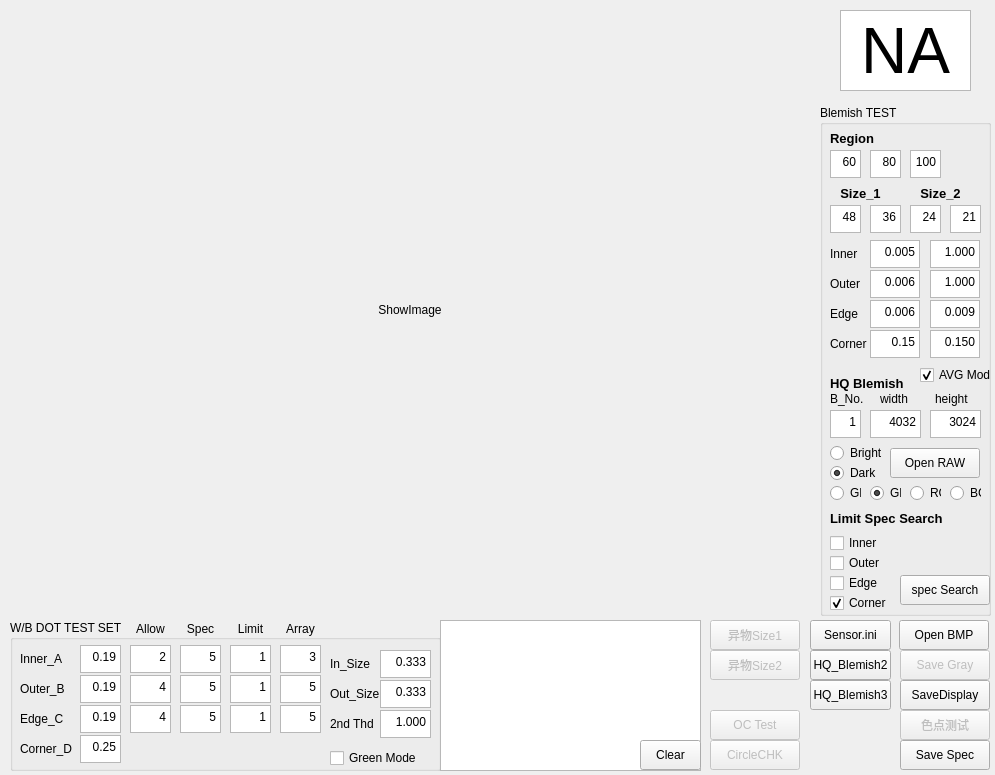
This is BlemishV04/BlemishV04.ui in ybb0001/BlemishV04 as Qt 5 draws it before an edit. The edited form follows.
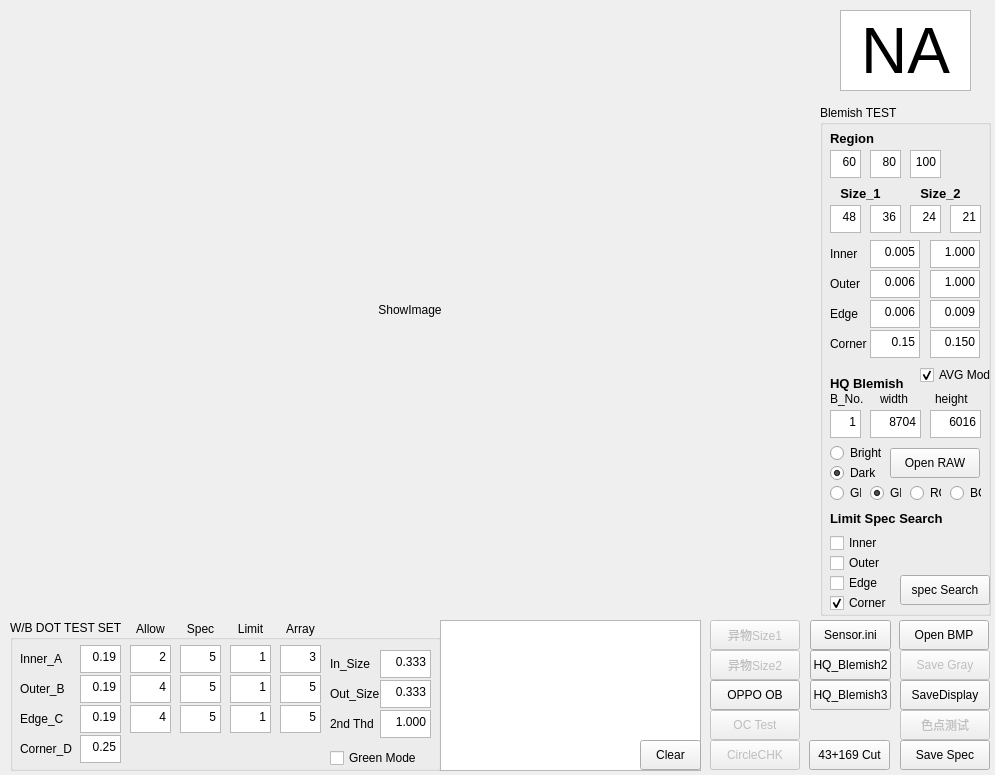
This is the edited form.

```diff
--- a/BlemishV04/BlemishV04.ui
+++ b/BlemishV04/BlemishV04.ui
@@ -1046,7 +1046,7 @@
 &lt;html&gt;&lt;head&gt;&lt;meta name=&quot;qrichtext&quot; content=&quot;1&quot; /&gt;&lt;style type=&quot;text/css&quot;&gt;
 p, li { white-space: pre-wrap; }
 &lt;/style&gt;&lt;/head&gt;&lt;body style=&quot; font-family:'SimSun'; font-size:9pt; font-weight:400; font-style:normal;&quot;&gt;
-&lt;p align=&quot;right&quot; style=&quot; margin-top:0px; margin-bottom:0px; margin-left:0px; margin-right:0px; -qt-block-indent:0; text-indent:0px;&quot;&gt;4032&lt;/p&gt;&lt;/body&gt;&lt;/html&gt;</string>
+&lt;p align=&quot;right&quot; style=&quot; margin-top:0px; margin-bottom:0px; margin-left:0px; margin-right:0px; -qt-block-indent:0; text-indent:0px;&quot;&gt;8704&lt;/p&gt;&lt;/body&gt;&lt;/html&gt;</string>
     </property>
    </widget>
    <widget class="QTextEdit" name="Size1_Height_4">
@@ -1097,7 +1097,7 @@
 &lt;html&gt;&lt;head&gt;&lt;meta name=&quot;qrichtext&quot; content=&quot;1&quot; /&gt;&lt;style type=&quot;text/css&quot;&gt;
 p, li { white-space: pre-wrap; }
 &lt;/style&gt;&lt;/head&gt;&lt;body style=&quot; font-family:'SimSun'; font-size:9pt; font-weight:400; font-style:normal;&quot;&gt;
-&lt;p align=&quot;right&quot; style=&quot; margin-top:0px; margin-bottom:0px; margin-left:0px; margin-right:0px; -qt-block-indent:0; text-indent:0px;&quot;&gt;3024&lt;/p&gt;&lt;/body&gt;&lt;/html&gt;</string>
+&lt;p align=&quot;right&quot; style=&quot; margin-top:0px; margin-bottom:0px; margin-left:0px; margin-right:0px; -qt-block-indent:0; text-indent:0px;&quot;&gt;6016&lt;/p&gt;&lt;/body&gt;&lt;/html&gt;</string>
     </property>
    </widget>
    <widget class="QLabel" name="width_label">
@@ -1649,6 +1649,38 @@
     <bool>false</bool>
    </property>
   </widget>
+  <widget class="QPushButton" name="pushButton_OB">
+   <property name="geometry">
+    <rect>
+     <x>710</x>
+     <y>680</y>
+     <width>90</width>
+     <height>30</height>
+    </rect>
+   </property>
+   <property name="text">
+    <string>OPPO OB</string>
+   </property>
+   <property name="checkable">
+    <bool>false</bool>
+   </property>
+  </widget>
+  <widget class="QPushButton" name="pushButton_cut">
+   <property name="geometry">
+    <rect>
+     <x>809</x>
+     <y>740</y>
+     <width>81</width>
+     <height>30</height>
+    </rect>
+   </property>
+   <property name="text">
+    <string>43+169 Cut</string>
+   </property>
+   <property name="checkable">
+    <bool>false</bool>
+   </property>
+  </widget>
   <zorder>groupBox</zorder>
   <zorder>groupBox_2</zorder>
   <zorder>pushButton_open_image</zorder>
```
Left out of the diff: 4 changed lines with no effect on the pictures.
